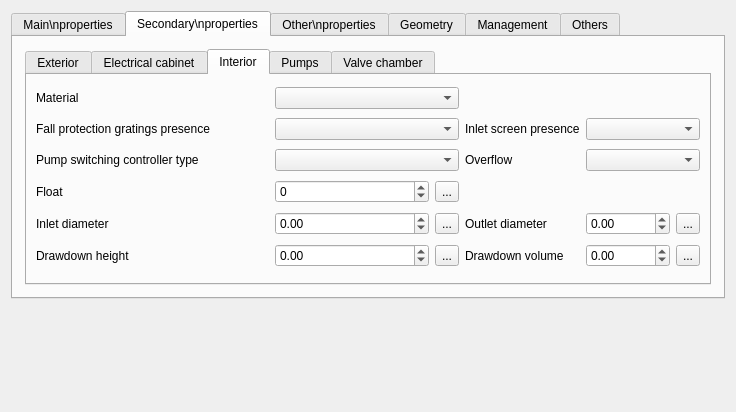
Artelia/Lamia, file config/base3_urbandrainage/qgswidgets/lamia_form_node_ui.ui: the form before one commit.
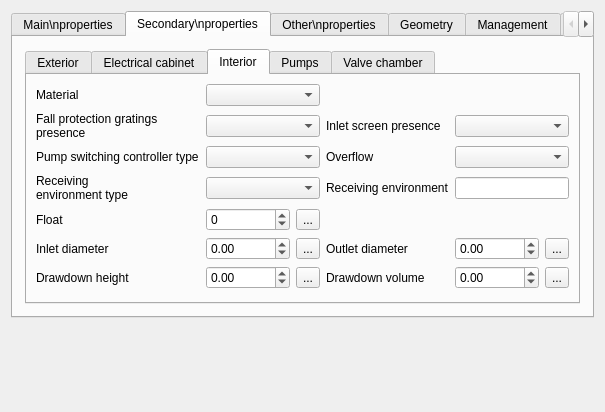
The form after the commit. The open tabs and pages were chosen to show the change.

The edit to the form file:
```diff
--- a/config/base3_urbandrainage/qgswidgets/lamia_form_node_ui.ui
+++ b/config/base3_urbandrainage/qgswidgets/lamia_form_node_ui.ui
@@ -6,7 +6,7 @@
    <rect>
     <x>0</x>
     <y>0</y>
-    <width>736</width>
+    <width>605</width>
     <height>412</height>
    </rect>
   </property>
@@ -169,7 +169,7 @@
        <item>
         <widget class="QStackedWidget" name="stackedWidget_node">
          <property name="currentIndex">
-          <number>5</number>
+          <number>7</number>
          </property>
          <widget class="QWidget" name="Regard">
           <layout class="QGridLayout" name="gridLayout_2">
@@ -279,7 +279,7 @@
            <item>
             <widget class="QTabWidget" name="tabWidget">
              <property name="currentIndex">
-              <number>0</number>
+              <number>2</number>
              </property>
              <widget class="QWidget" name="tab_5">
               <attribute name="title">
@@ -411,33 +411,6 @@
                <string>Interior</string>
               </attribute>
               <layout class="QGridLayout" name="gridLayout_9">
-               <item row="6" column="6">
-                <widget class="QLabel" name="label_68">
-                 <property name="text">
-                  <string>Outlet diameter</string>
-                 </property>
-                 <property name="wordWrap">
-                  <bool>true</bool>
-                 </property>
-                </widget>
-               </item>
-               <item row="4" column="3" colspan="2">
-                <widget class="QSpinBox" name="psfloatnumber">
-                 <property name="minimum">
-                  <number>-1</number>
-                 </property>
-                </widget>
-               </item>
-               <item row="6" column="8">
-                <widget class="QToolButton" name="toolButton_outletdiameter_3">
-                 <property name="text">
-                  <string>...</string>
-                 </property>
-                </widget>
-               </item>
-               <item row="1" column="3" colspan="3">
-                <widget class="QComboBox" name="psfallprotectiongratings"/>
-               </item>
                <item row="3" column="0" colspan="3">
                 <widget class="QLabel" name="label_41">
                  <property name="text">
@@ -448,13 +421,16 @@
                  </property>
                 </widget>
                </item>
-               <item row="4" column="5" colspan="4">
+               <item row="5" column="5" colspan="4">
                 <widget class="QToolButton" name="toolButton_poires">
                  <property name="text">
                   <string>...</string>
                  </property>
                 </widget>
                </item>
+               <item row="1" column="3" colspan="3">
+                <widget class="QComboBox" name="psfallprotectiongratings"/>
+               </item>
                <item row="0" column="0" colspan="3">
                 <widget class="QLabel" name="label_31">
                  <property name="text">
@@ -465,19 +441,6 @@
                  </property>
                 </widget>
                </item>
-               <item row="6" column="0" colspan="3">
-                <widget class="QLabel" name="label_69">
-                 <property name="text">
-                  <string>Inlet diameter</string>
-                 </property>
-                 <property name="wordWrap">
-                  <bool>true</bool>
-                 </property>
-                </widget>
-               </item>
-               <item row="3" column="3" colspan="3">
-                <widget class="QComboBox" name="pspumpswitchingcontrollertype"/>
-               </item>
                <item row="1" column="0" colspan="3">
                 <widget class="QLabel" name="label_46">
                  <property name="text">
@@ -491,24 +454,7 @@
                <item row="1" column="7" colspan="2">
                 <widget class="QComboBox" name="psinletscreen"/>
                </item>
-               <item row="6" column="7">
-                <widget class="QDoubleSpinBox" name="outletdiameter_3">
-                 <property name="minimum">
-                  <double>-1.000000000000000</double>
-                 </property>
-                 <property name="maximum">
-                  <double>999999.000000000000000</double>
-                 </property>
-                </widget>
-               </item>
-               <item row="6" column="5">
-                <widget class="QToolButton" name="toolButton_inletdiameter_3">
-                 <property name="text">
-                  <string>...</string>
-                 </property>
-                </widget>
-               </item>
-               <item row="6" column="3" colspan="2">
+               <item row="7" column="3" colspan="2">
                 <widget class="QDoubleSpinBox" name="inletdiameter_3">
                  <property name="minimum">
                   <double>-1.000000000000000</double>
@@ -528,9 +474,43 @@
                  </property>
                 </widget>
                </item>
+               <item row="7" column="0" colspan="3">
+                <widget class="QLabel" name="label_69">
+                 <property name="text">
+                  <string>Inlet diameter</string>
+                 </property>
+                 <property name="wordWrap">
+                  <bool>true</bool>
+                 </property>
+                </widget>
+               </item>
+               <item row="7" column="8">
+                <widget class="QToolButton" name="toolButton_outletdiameter_3">
+                 <property name="text">
+                  <string>...</string>
+                 </property>
+                </widget>
+               </item>
                <item row="0" column="3" colspan="3">
                 <widget class="QComboBox" name="psmaterial"/>
                </item>
+               <item row="7" column="7">
+                <widget class="QDoubleSpinBox" name="outletdiameter_3">
+                 <property name="minimum">
+                  <double>-1.000000000000000</double>
+                 </property>
+                 <property name="maximum">
+                  <double>999999.000000000000000</double>
+                 </property>
+                </widget>
+               </item>
+               <item row="7" column="5">
+                <widget class="QToolButton" name="toolButton_inletdiameter_3">
+                 <property name="text">
+                  <string>...</string>
+                 </property>
+                </widget>
+               </item>
                <item row="3" column="6">
                 <widget class="QLabel" name="label_39">
                  <property name="text">
@@ -544,17 +524,47 @@
                <item row="3" column="7" colspan="2">
                 <widget class="QComboBox" name="psoverflow"/>
                </item>
-               <item row="4" column="0" colspan="3">
-                <widget class="QLabel" name="label_33">
-                 <property name="text">
-                  <string>Float</string>
-                 </property>
-                 <property name="wordWrap">
-                  <bool>true</bool>
-                 </property>
-                </widget>
+               <item row="3" column="3" colspan="3">
+                <widget class="QComboBox" name="pspumpswitchingcontrollertype"/>
                </item>
                <item row="7" column="6">
+                <widget class="QLabel" name="label_68">
+                 <property name="text">
+                  <string>Outlet diameter</string>
+                 </property>
+                 <property name="wordWrap">
+                  <bool>true</bool>
+                 </property>
+                </widget>
+               </item>
+               <item row="5" column="3" colspan="2">
+                <widget class="QSpinBox" name="psfloatnumber">
+                 <property name="minimum">
+                  <number>-1</number>
+                 </property>
+                </widget>
+               </item>
+               <item row="8" column="7">
+                <widget class="QDoubleSpinBox" name="psdrawdownvolume">
+                 <property name="minimum">
+                  <double>-1.000000000000000</double>
+                 </property>
+                 <property name="maximum">
+                  <double>999999.000000000000000</double>
+                 </property>
+                </widget>
+               </item>
+               <item row="8" column="3" colspan="2">
+                <widget class="QDoubleSpinBox" name="psdrawdownheight">
+                 <property name="minimum">
+                  <double>-1.000000000000000</double>
+                 </property>
+                 <property name="maximum">
+                  <double>999999.000000000000000</double>
+                 </property>
+                </widget>
+               </item>
+               <item row="8" column="6">
                 <widget class="QLabel" name="label_73">
                  <property name="text">
                   <string>Drawdown volume</string>
@@ -564,41 +574,31 @@
                  </property>
                 </widget>
                </item>
-               <item row="7" column="3" colspan="2">
-                <widget class="QDoubleSpinBox" name="psdrawdownheight">
-                 <property name="minimum">
-                  <double>-1.000000000000000</double>
-                 </property>
-                 <property name="maximum">
-                  <double>999999.000000000000000</double>
-                 </property>
-                </widget>
-               </item>
-               <item row="7" column="5">
+               <item row="8" column="5">
                 <widget class="QToolButton" name="toolButton_psdrawdownheight">
                  <property name="text">
                   <string>...</string>
                  </property>
                 </widget>
                </item>
-               <item row="7" column="7">
-                <widget class="QDoubleSpinBox" name="psdrawdownvolume">
-                 <property name="minimum">
-                  <double>-1.000000000000000</double>
-                 </property>
-                 <property name="maximum">
-                  <double>999999.000000000000000</double>
-                 </property>
-                </widget>
-               </item>
-               <item row="7" column="8">
+               <item row="8" column="8">
                 <widget class="QToolButton" name="toolButton_psdrawdownvolume">
                  <property name="text">
                   <string>...</string>
                  </property>
                 </widget>
                </item>
-               <item row="7" column="0" colspan="3">
+               <item row="5" column="0" colspan="3">
+                <widget class="QLabel" name="label_33">
+                 <property name="text">
+                  <string>Float</string>
+                 </property>
+                 <property name="wordWrap">
+                  <bool>true</bool>
+                 </property>
+                </widget>
+               </item>
+               <item row="8" column="0" colspan="3">
                 <widget class="QLabel" name="label_72">
                  <property name="text">
                   <string>Drawdown height</string>
@@ -608,6 +608,32 @@
                  </property>
                 </widget>
                </item>
+               <item row="4" column="0">
+                <widget class="QLabel" name="label_79">
+                 <property name="text">
+                  <string>Receiving environment type</string>
+                 </property>
+                 <property name="wordWrap">
+                  <bool>true</bool>
+                 </property>
+                </widget>
+               </item>
+               <item row="4" column="3" colspan="3">
+                <widget class="QComboBox" name="receivingenvironment_4"/>
+               </item>
+               <item row="4" column="6">
+                <widget class="QLabel" name="label_80">
+                 <property name="text">
+                  <string>Receiving environment</string>
+                 </property>
+                 <property name="wordWrap">
+                  <bool>true</bool>
+                 </property>
+                </widget>
+               </item>
+               <item row="4" column="7" colspan="2">
+                <widget class="QLineEdit" name="receivingenvironmentcomment_4"/>
+               </item>
               </layout>
              </widget>
              <widget class="QWidget" name="tab_4">
@@ -943,8 +969,35 @@
          </widget>
          <widget class="QWidget" name="deversoirorage">
           <layout class="QGridLayout" name="gridLayout_14">
-           <item row="1" column="1">
-            <widget class="QDoubleSpinBox" name="scoweirthickness">
+           <item row="0" column="1">
+            <widget class="QDoubleSpinBox" name="scoweirlenght">
+             <property name="minimum">
+              <double>-1.000000000000000</double>
+             </property>
+             <property name="maximum">
+              <double>999999.000000000000000</double>
+             </property>
+            </widget>
+           </item>
+           <item row="0" column="5">
+            <widget class="QToolButton" name="toolButton_csoweirheight">
+             <property name="text">
+              <string>...</string>
+             </property>
+            </widget>
+           </item>
+           <item row="0" column="3">
+            <widget class="QLabel" name="label_56">
+             <property name="text">
+              <string>Weir height</string>
+             </property>
+             <property name="wordWrap">
+              <bool>true</bool>
+             </property>
+            </widget>
+           </item>
+           <item row="0" column="4">
+            <widget class="QDoubleSpinBox" name="csoweirheight">
              <property name="minimum">
               <double>-1.000000000000000</double>
              </property>
@@ -967,13 +1020,6 @@
              </property>
             </widget>
            </item>
-           <item row="0" column="5">
-            <widget class="QToolButton" name="toolButton_csoweirheight">
-             <property name="text">
-              <string>...</string>
-             </property>
-            </widget>
-           </item>
            <item row="0" column="0">
             <widget class="QLabel" name="label_55">
              <property name="text">
@@ -984,28 +1030,8 @@
              </property>
             </widget>
            </item>
-           <item row="0" column="3">
-            <widget class="QLabel" name="label_56">
-             <property name="text">
-              <string>Weir height</string>
-             </property>
-             <property name="wordWrap">
-              <bool>true</bool>
-             </property>
-            </widget>
-           </item>
-           <item row="0" column="4">
-            <widget class="QDoubleSpinBox" name="csoweirheight">
-             <property name="minimum">
-              <double>-1.000000000000000</double>
-             </property>
-             <property name="maximum">
-              <double>999999.000000000000000</double>
-             </property>
-            </widget>
-           </item>
-           <item row="0" column="1">
-            <widget class="QDoubleSpinBox" name="scoweirlenght">
+           <item row="1" column="1">
+            <widget class="QDoubleSpinBox" name="scoweirthickness">
              <property name="minimum">
               <double>-1.000000000000000</double>
              </property>
@@ -1021,7 +1047,7 @@
              </property>
             </widget>
            </item>
-           <item row="2" column="0">
+           <item row="3" column="0">
             <widget class="QLabel" name="label_58">
              <property name="text">
               <string>Receiving environment</string>
@@ -1031,13 +1057,66 @@
              </property>
             </widget>
            </item>
-           <item row="2" column="1" colspan="4">
+           <item row="2" column="1" colspan="5">
+            <widget class="QComboBox" name="receivingenvironment_2"/>
+           </item>
+           <item row="3" column="1" colspan="5">
             <widget class="QLineEdit" name="receivingenvironmentcomment"/>
            </item>
+           <item row="2" column="0">
+            <widget class="QLabel" name="label_75">
+             <property name="text">
+              <string>Receiving environment type</string>
+             </property>
+             <property name="wordWrap">
+              <bool>true</bool>
+             </property>
+            </widget>
+           </item>
           </layout>
          </widget>
          <widget class="QWidget" name="septictank">
           <layout class="QGridLayout" name="gridLayout_15">
+           <item row="1" column="1" colspan="2">
+            <widget class="QComboBox" name="receivingenvironment"/>
+           </item>
+           <item row="1" column="0">
+            <widget class="QLabel" name="label_74">
+             <property name="text">
+              <string>Receiving environment type</string>
+             </property>
+             <property name="wordWrap">
+              <bool>true</bool>
+             </property>
+            </widget>
+           </item>
+           <item row="0" column="3">
+            <widget class="QLabel" name="label_64">
+             <property name="text">
+              <string>Outlet diameter</string>
+             </property>
+             <property name="wordWrap">
+              <bool>true</bool>
+             </property>
+            </widget>
+           </item>
+           <item row="0" column="2">
+            <widget class="QToolButton" name="toolButton_inletdiameter_2">
+             <property name="text">
+              <string>...</string>
+             </property>
+            </widget>
+           </item>
+           <item row="0" column="4">
+            <widget class="QDoubleSpinBox" name="outletdiameter_2">
+             <property name="minimum">
+              <double>-1.000000000000000</double>
+             </property>
+             <property name="maximum">
+              <double>999999.000000000000000</double>
+             </property>
+            </widget>
+           </item>
            <item row="0" column="0">
             <widget class="QLabel" name="label_65">
              <property name="text">
@@ -1058,16 +1137,6 @@
              </property>
             </widget>
            </item>
-           <item row="0" column="4">
-            <widget class="QDoubleSpinBox" name="outletdiameter_2">
-             <property name="minimum">
-              <double>-1.000000000000000</double>
-             </property>
-             <property name="maximum">
-              <double>999999.000000000000000</double>
-             </property>
-            </widget>
-           </item>
            <item row="0" column="5">
             <widget class="QToolButton" name="toolButton_outletdiameter_2">
              <property name="text">
@@ -1075,25 +1144,38 @@
              </property>
             </widget>
            </item>
-           <item row="0" column="3">
-            <widget class="QLabel" name="label_64">
+           <item row="2" column="0">
+            <widget class="QLabel" name="label_76">
              <property name="text">
-              <string>Outlet diameter</string>
+              <string>Receiving environment</string>
              </property>
              <property name="wordWrap">
               <bool>true</bool>
              </property>
             </widget>
            </item>
-           <item row="0" column="2">
-            <widget class="QToolButton" name="toolButton_inletdiameter_2">
+           <item row="2" column="1" colspan="2">
+            <widget class="QLineEdit" name="receivingenvironmentcomment_2"/>
+           </item>
+          </layout>
+         </widget>
+         <widget class="QWidget" name="outlet">
+          <layout class="QGridLayout" name="gridLayout_16">
+           <item row="0" column="0">
+            <widget class="QLabel" name="label_78">
              <property name="text">
-              <string>...</string>
+              <string>Receiving environment type</string>
              </property>
+             <property name="wordWrap">
+              <bool>true</bool>
+             </property>
             </widget>
            </item>
+           <item row="0" column="1">
+            <widget class="QComboBox" name="receivingenvironment_3"/>
+           </item>
            <item row="1" column="0">
-            <widget class="QLabel" name="label_74">
+            <widget class="QLabel" name="label_77">
              <property name="text">
               <string>Receiving environment</string>
              </property>
@@ -1102,8 +1184,8 @@
              </property>
             </widget>
            </item>
-           <item row="1" column="1" colspan="2">
-            <widget class="QComboBox" name="receivingenvironment"/>
+           <item row="1" column="1">
+            <widget class="QLineEdit" name="receivingenvironmentcomment_3"/>
            </item>
           </layout>
          </widget>
```
